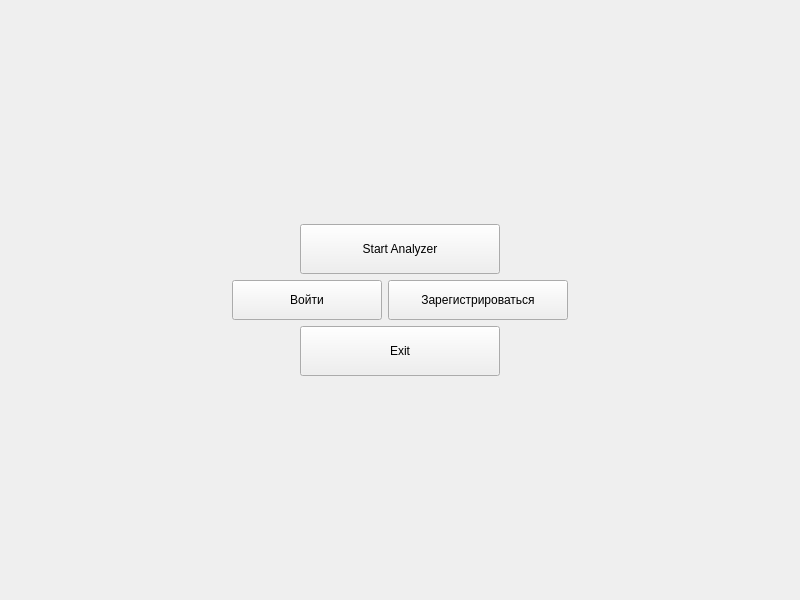
This is cpp-analyzer/src/ui/windows/mainwindow.ui in FedarKryvitski/Spectrum-analyzer as Qt 5 draws it before an edit. The edited form follows.
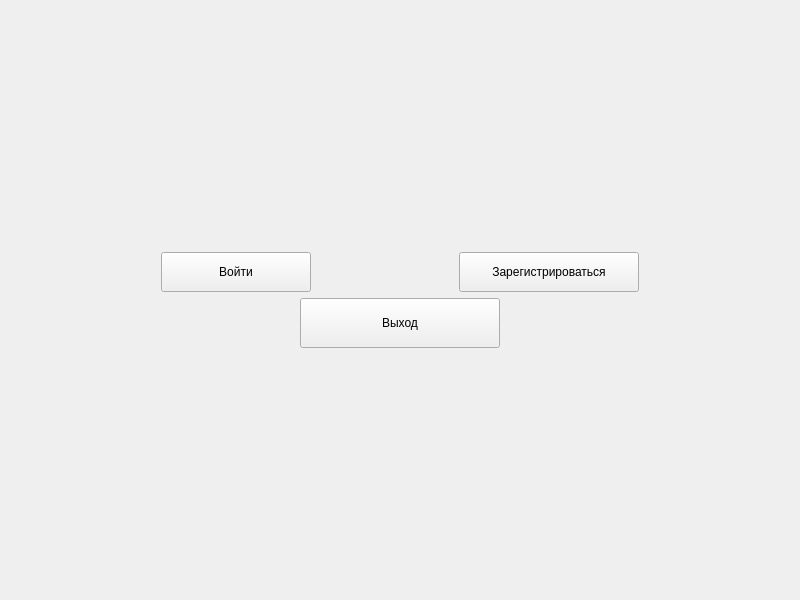
This is the edited form.

Diff of the .ui file:
```diff
--- a/cpp-analyzer/src/ui/windows/mainwindow.ui
+++ b/cpp-analyzer/src/ui/windows/mainwindow.ui
@@ -29,55 +29,6 @@
           </property>
          </spacer>
         </item>
-        <item>
-         <layout class="QHBoxLayout" name="startButtonLayout">
-          <item>
-           <spacer name="horizontalSpacer_left_start">
-            <property name="orientation">
-             <enum>Qt::Orientation::Horizontal</enum>
-            </property>
-            <property name="sizeHint" stdset="0">
-             <size>
-              <width>0</width>
-              <height>0</height>
-             </size>
-            </property>
-           </spacer>
-          </item>
-          <item>
-           <widget class="QPushButton" name="startAnalyzerButton">
-            <property name="minimumSize">
-             <size>
-              <width>200</width>
-              <height>50</height>
-             </size>
-            </property>
-            <property name="maximumSize">
-             <size>
-              <width>200</width>
-              <height>50</height>
-             </size>
-            </property>
-            <property name="text">
-             <string>Start Analyzer</string>
-            </property>
-           </widget>
-          </item>
-          <item>
-           <spacer name="horizontalSpacer_right_start">
-            <property name="orientation">
-             <enum>Qt::Orientation::Horizontal</enum>
-            </property>
-            <property name="sizeHint" stdset="0">
-             <size>
-              <width>0</width>
-              <height>0</height>
-             </size>
-            </property>
-           </spacer>
-          </item>
-         </layout>
-        </item>
         <item>
          <layout class="QHBoxLayout" name="authButtonsLayout">
           <item>
@@ -106,6 +57,19 @@
             </property>
            </widget>
           </item>
+          <item>
+           <spacer name="horizontalSpacer_between_auth">
+            <property name="orientation">
+             <enum>Qt::Orientation::Horizontal</enum>
+            </property>
+            <property name="sizeHint" stdset="0">
+             <size>
+              <width>20</width>
+              <height>0</height>
+             </size>
+            </property>
+           </spacer>
+          </item>
           <item>
            <widget class="QPushButton" name="registerButton">
             <property name="minimumSize">
@@ -164,7 +128,7 @@
              </size>
             </property>
             <property name="text">
-             <string>Exit</string>
+             <string>Выход</string>
             </property>
            </widget>
           </item>
```
